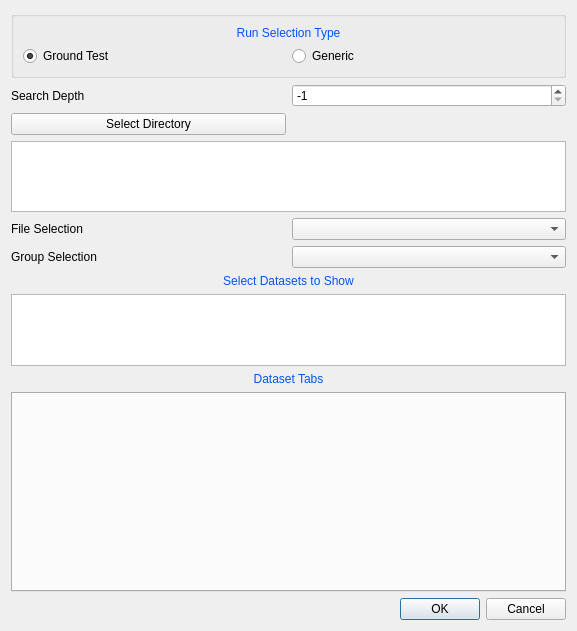
Before: the Qt Designer form Fun_Stuff/Multiple_Files_Same_Grps_Dsets_Headers.ui in stephgm/analytix, drawn with Qt 5.
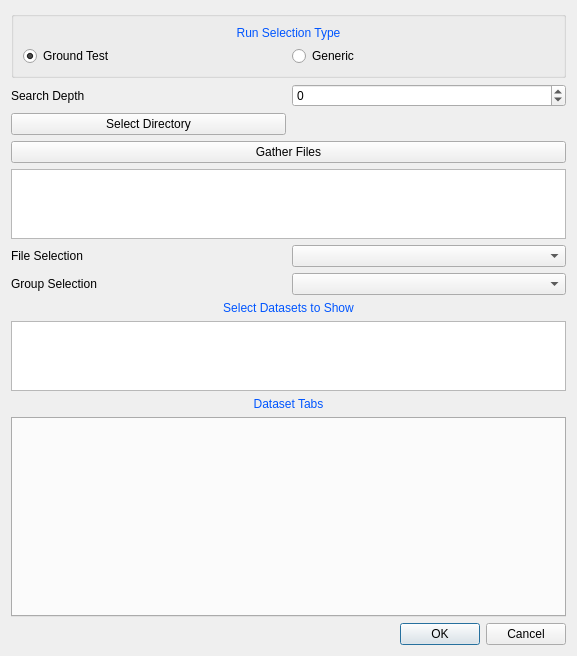
After: the same form once the commit is applied.

Diff of the .ui file:
```diff
--- a/Fun_Stuff/Multiple_Files_Same_Grps_Dsets_Headers.ui
+++ b/Fun_Stuff/Multiple_Files_Same_Grps_Dsets_Headers.ui
@@ -23,6 +23,16 @@
        </property>
       </widget>
      </item>
+     <item row="11" column="0" colspan="2">
+      <widget class="QTabWidget" name="dsettabwidget">
+       <property name="minimumSize">
+        <size>
+         <width>0</width>
+         <height>200</height>
+        </size>
+       </property>
+      </widget>
+     </item>
      <item row="2" column="1">
       <widget class="QLabel" name="directorylabel">
        <property name="text">
@@ -39,7 +49,7 @@
         <number>-1</number>
        </property>
        <property name="value">
-        <number>-1</number>
+        <number>0</number>
        </property>
       </widget>
      </item>
@@ -80,7 +90,7 @@
        </layout>
       </widget>
      </item>
-     <item row="9" column="0" colspan="2">
+     <item row="10" column="0" colspan="2">
       <widget class="QLabel" name="label_7">
        <property name="text">
         <string>&lt;html&gt;&lt;head/&gt;&lt;body&gt;&lt;p align=&quot;center&quot;&gt;&lt;span style=&quot; color:#0055ff;&quot;&gt;Dataset Tabs&lt;/span&gt;&lt;/p&gt;&lt;/body&gt;&lt;/html&gt;</string>
@@ -94,56 +104,53 @@
        </property>
       </widget>
      </item>
-     <item row="4" column="0">
+     <item row="5" column="0">
       <widget class="QLabel" name="label_4">
        <property name="text">
         <string>File Selection</string>
        </property>
       </widget>
      </item>
-     <item row="3" column="0" colspan="2">
+     <item row="4" column="0" colspan="2">
       <widget class="QListWidget" name="runlist">
        <property name="selectionMode">
         <enum>QAbstractItemView::ExtendedSelection</enum>
        </property>
       </widget>
      </item>
-     <item row="8" column="0" colspan="2">
+     <item row="9" column="0" colspan="2">
       <widget class="QListWidget" name="dsetlist">
        <property name="selectionMode">
         <enum>QAbstractItemView::ExtendedSelection</enum>
        </property>
       </widget>
      </item>
-     <item row="5" column="0">
+     <item row="6" column="1">
+      <widget class="QComboBox" name="groupcombo"/>
+     </item>
+     <item row="6" column="0">
       <widget class="QLabel" name="label_5">
        <property name="text">
         <string>Group Selection</string>
        </property>
       </widget>
      </item>
-     <item row="6" column="0" colspan="2">
+     <item row="7" column="0" colspan="2">
       <widget class="QLabel" name="label_6">
        <property name="text">
         <string>&lt;html&gt;&lt;head/&gt;&lt;body&gt;&lt;p align=&quot;center&quot;&gt;&lt;span style=&quot; color:#0055ff;&quot;&gt;Select Datasets to Show&lt;/span&gt;&lt;/p&gt;&lt;/body&gt;&lt;/html&gt;</string>
        </property>
       </widget>
      </item>
-     <item row="10" column="0" colspan="2">
-      <widget class="QTabWidget" name="dsettabwidget">
-       <property name="minimumSize">
-        <size>
-         <width>0</width>
-         <height>200</height>
-        </size>
-       </property>
-      </widget>
-     </item>
-     <item row="4" column="1">
-      <widget class="QComboBox" name="filecombo"/>
-     </item>
      <item row="5" column="1">
-      <widget class="QComboBox" name="groupcombo"/>
+      <widget class="QComboBox" name="filecombo"/>
+     </item>
+     <item row="3" column="0" colspan="2">
+      <widget class="QPushButton" name="gatherfilesbutton">
+       <property name="text">
+        <string>Gather Files</string>
+       </property>
+      </widget>
      </item>
     </layout>
    </item>
```
Left out of the diff: 2 changed lines with no effect on the pictures.
